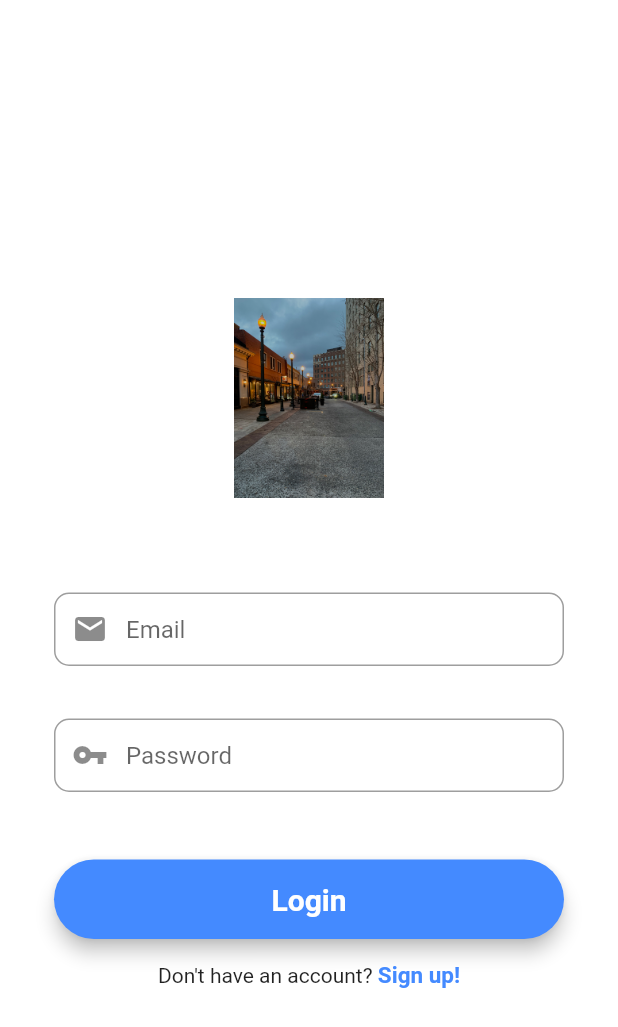
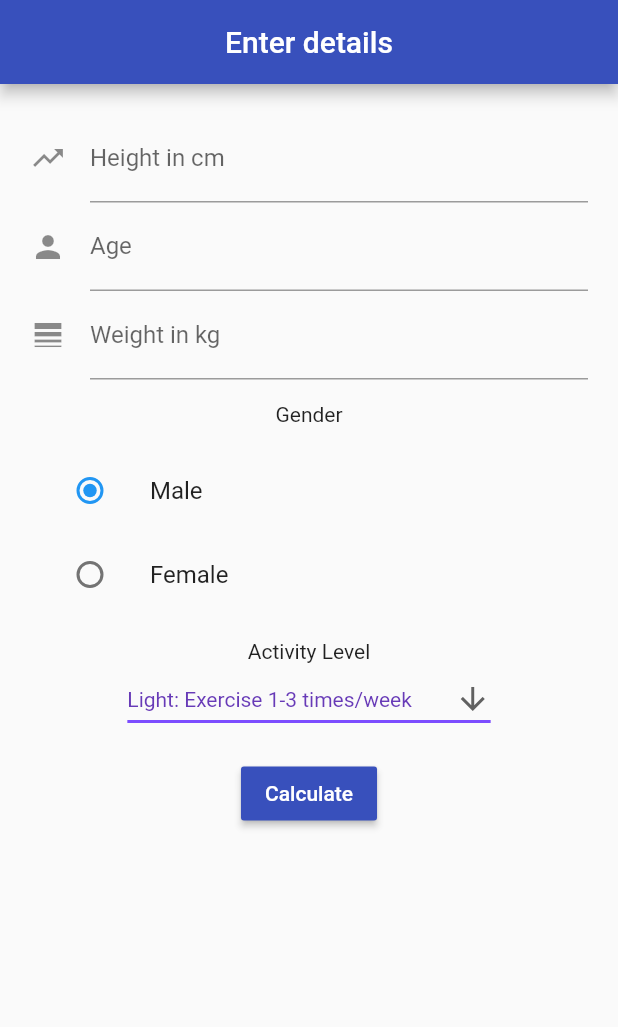
Before and after one commit to shreshth12/flutterCalorieTracker, a Flutter app: the screen it shows after launch, on a phone screen of 412 x 824 dp. Shown: the top 1027 px of the screen. Run offline on Flutter 3.47's test engine with Material 2 defaults, Android fonts, the phone set to English and light mode, and no system bars; our stand-ins replace cloud_firestore, firebase_auth, firebase_core, flutter_dotenv; accounts and stored records are empty.

Commit message:
DataGathering page completed

```diff
--- a/lib/main.dart
+++ b/lib/main.dart
@@ -3,6 +3,7 @@ import 'package:flutter/foundation.dart';
 import 'package:flutter/material.dart';
 import 'package:flutter_dotenv/flutter_dotenv.dart';
 import 'package:receipe_flutter/screens/homeScreen.dart';
+import 'package:receipe_flutter/screens/infoPage.dart';
 import 'package:receipe_flutter/screens/signIn.dart';
 
 Future<void> main() async {
@@ -55,7 +56,7 @@ class _MyAppState extends State<MyApp> {
       theme: ThemeData(
         primarySwatch: Colors.blue,
       ),
-      home: userIsLoggedIn == true ? homeScreen() : signIn(),
+      home: userIsLoggedIn == true ? infoPage() : infoPage(),
     );
   }
 }
--- /dev/null
+++ b/lib/screens/infoPage.dart
@@ -0,0 +1,201 @@
+// ignore_for_file: prefer_const_constructors
+
+import 'package:flutter/material.dart';
+
+class infoPage extends StatefulWidget {
+  const infoPage({Key? key}) : super(key: key);
+
+  @override
+  State<infoPage> createState() => _infoPageState();
+}
+
+enum gender { Male, Female }
+
+class _infoPageState extends State<infoPage> {
+  final _formKey = GlobalKey<FormState>();
+
+  validation() {
+    final FormState? _form = _formKey.currentState;
+    if (_form!.validate()) {
+      setState(() {
+        validated = true;
+      });
+      return true;
+    } else {
+      return false;
+    }
+  }
+
+  bool isNumeric(String s) {
+    if (s == null) {
+      return false;
+    }
+    return double.tryParse(s) != null;
+  }
+
+  concludedData() {
+    print(_character);
+    print(dropdownValue);
+    print(HeightController.text);
+    print(WeightController.text);
+    print(AgeController.text);
+
+    return Column(
+      children: [
+        Text("Gender: " + _character.toString()),
+        Text("Activity: " + dropdownValue),
+        Text("Height: " + HeightController.text),
+        Text("Weight: " + WeightController.text),
+        Text("Age: " + AgeController.text),
+      ],
+    );
+  }
+
+  gender? _character = gender.Male;
+  String dropdownValue = 'Light: Exercise 1-3 times/week';
+  final TextEditingController HeightController = new TextEditingController();
+  final TextEditingController AgeController = new TextEditingController();
+  final TextEditingController WeightController = new TextEditingController();
+
+  bool validated = false;
+
+  @override
+  Widget build(BuildContext context) {
+    return Scaffold(
+        appBar: AppBar(
+          title: Text('Enter details'),
+          centerTitle: true,
+          backgroundColor: Color.fromARGB(255, 56, 80, 188),
+        ),
+        body: Form(
+          key: _formKey,
+          child: Padding(
+            padding: const EdgeInsets.all(20.0),
+            child: Column(
+              children: <Widget>[
+                TextFormField(
+                  controller: HeightController,
+                  validator: (value) {
+                    if (value == '') {
+                      return 'You must enter a value';
+                    } else if (isNumeric(value!) == false) {
+                      return 'Enter a number';
+                    }
+                  },
+                  decoration: InputDecoration(
+                    labelText: 'Height in cm',
+                    icon: Icon(Icons.trending_up),
+                  ),
+                ),
+                TextFormField(
+                  controller: AgeController,
+                  validator: (value) {
+                    if (value == '') {
+                      return 'You must enter a value';
+                    } else if (isNumeric(value!) == false) {
+                      return 'Enter a number';
+                    }
+                  },
+                  decoration: InputDecoration(
+                    labelText: 'Age',
+                    icon: Icon(Icons.person),
+                  ),
+                ),
+                TextFormField(
+                  controller: WeightController,
+                  validator: (value) {
+                    if (value == '') {
+                      return 'You must enter a value';
+                    } else if (isNumeric(value!) == false) {
+                      return 'Enter a number';
+                    }
+                  },
+                  decoration: InputDecoration(
+                    labelText: 'Weight in kg',
+                    icon: Icon(Icons.line_weight),
+                  ),
+                ),
+                SizedBox(height: 15),
+                Text(
+                  "Gender",
+                  textAlign: TextAlign.left,
+                ),
+                SizedBox(height: 15),
+                Column(
+                  mainAxisAlignment: MainAxisAlignment.end,
+                  children: [
+                    ListTile(
+                      title: const Text('Male'),
+                      leading: Radio<gender>(
+                        value: gender.Male,
+                        groupValue: _character,
+                        onChanged: (gender? value) {
+                          setState(() {
+                            _character = value;
+                          });
+                        },
+                      ),
+                    ),
+                    ListTile(
+                      title: const Text('Female'),
+                      leading: Radio<gender>(
+                        value: gender.Female,
+                        groupValue: _character,
+                        onChanged: (gender? value) {
+                          setState(() {
+                            _character = value;
+                          });
+                        },
+                      ),
+                    ),
+                  ],
+                ),
+                SizedBox(height: 15),
+                Text(
+                  "Activity Level",
+                  textAlign: TextAlign.left,
+                ),
+                DropdownButton<String>(
+                  value: dropdownValue,
+                  icon: const Icon(Icons.arrow_downward),
+                  elevation: 16,
+                  style: const TextStyle(color: Colors.deepPurple),
+                  underline: Container(
+                    height: 2,
+                    color: Colors.deepPurpleAccent,
+                  ),
+                  onChanged: (String? newValue) {
+                    setState(() {
+                      dropdownValue = newValue!;
+                    });
+                  },
+                  items: <String>[
+                    'Light: Exercise 1-3 times/week',
+                    'Moderate: Exercise 4-5 times/week',
+                    'Active: Exercise everyday'
+                  ].map<DropdownMenuItem<String>>((String value) {
+                    return DropdownMenuItem<String>(
+                      value: value,
+                      child: Text(value),
+                    );
+                  }).toList(),
+                ),
+                SizedBox(height: 15),
+                MaterialButton(
+                  color: Color.fromARGB(255, 56, 80, 188),
+                  child: Text(
+                    "Calculate",
+                    style: TextStyle(color: Colors.white),
+                  ),
+                  onPressed: () {
+                    validation();
+                  },
+                ),
+                SizedBox(height: 15),
+                validated ? concludedData() : Container(),
+              ],
+            ),
+          ),
+        ));
+  }
+}
```
